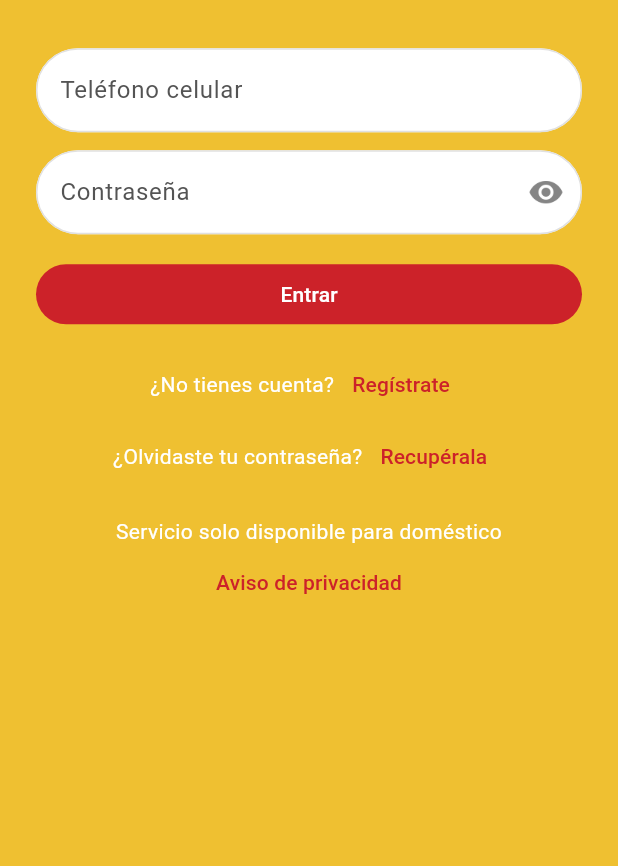
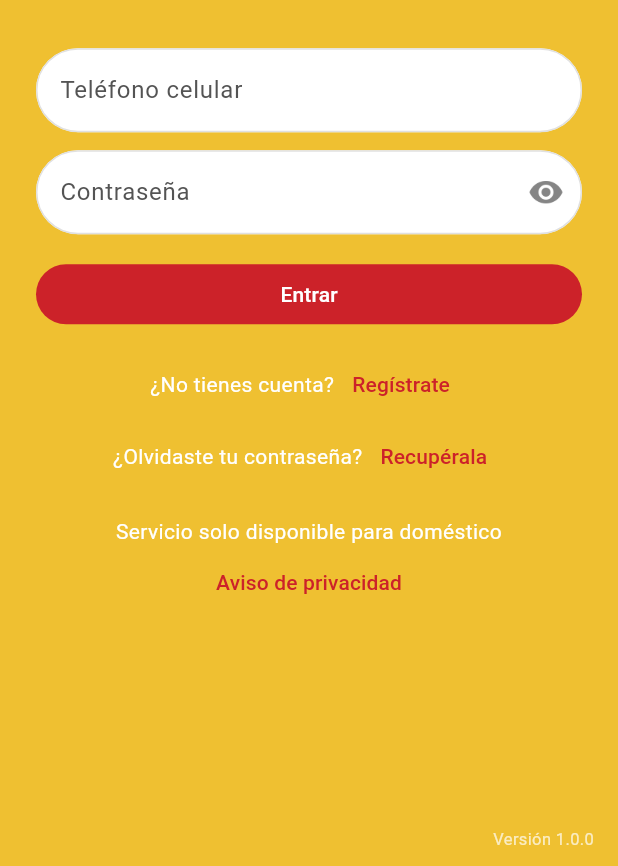
Before and after one commit to awsoftware787/combugas_app_clientes, a Flutter app: the LoginScreen screen opened by its route, on a phone screen of 412 x 824 dp, the part 370-1236 px from its top. Run offline on Flutter 3.47's test engine with Material 3 defaults, Android fonts, the light colour scheme and no system bars; our stand-ins replace flutter_riverpod, geocoding, geolocator, go_router, google_maps_flutter, package_info_plus and 1 more; accounts and stored records are empty.

Commit message:
Se agrega la versión a la app

```diff
--- a/config/dev.json
+++ b/config/dev.json
@@ -1,5 +1,6 @@
 {
   "APP_ENV": "dev",
+  "APP_VERSION": "1.0.0",
   "SERVICE_BASE_URL_DEV": "http://cgtng.sytes.net:8888/wscli/",
   "SOAP_NAMESPACE": "awserver.noip.me:8888/"
 }
--- a/config/dev_local.json
+++ b/config/dev_local.json
@@ -1,5 +1,6 @@
 {
   "APP_ENV": "dev",
+  "APP_VERSION": "1.0.0",
   "SERVICE_BASE_URL_DEV": "http://192.168.100.10:52666/",
   "SOAP_NAMESPACE": "awserver.noip.me:8888/"
 }
--- a/config/prod.json
+++ b/config/prod.json
@@ -1,5 +1,6 @@
 {
   "APP_ENV": "prod",
+  "APP_VERSION": "1.0.0",
   "SERVICE_BASE_URL_PROD": "http://cgtng.sytes.net:8889/wscli/",
   "SOAP_NAMESPACE": "awserver.noip.me:8888/"
 }
--- a/lib/features/auth/screens/login_screen.dart
+++ b/lib/features/auth/screens/login_screen.dart
@@ -7,6 +7,7 @@ import 'package:url_launcher/url_launcher.dart';
 import '../../../core/constants/app_assets.dart';
 import '../../../core/constants/external_urls.dart';
 import '../../../core/theme/app_colors.dart';
+import '../../../shared/widgets/app_version_text.dart';
 import '../controllers/auth_controller.dart';
 import '../models/login_result.dart';
 import '../widgets/phone_input_formatter.dart';
@@ -106,6 +107,9 @@ class _LoginScreenState extends ConsumerState<LoginScreen> {
           ),
         ),
         child: SafeArea(
+          child: Stack(
+            children: [
+              Positioned.fill(
                 child: Center(
                   child: SingleChildScrollView(
                     padding: const EdgeInsets.all(24),
@@ -144,13 +148,16 @@ class _LoginScreenState extends ConsumerState<LoginScreen> {
                               obscureText: !_mostrarContrasena,
                               textInputAction: TextInputAction.done,
                               onFieldSubmitted: (_) => _iniciarSesion(),
-                        decoration: _inputDecoration('Contraseña').copyWith(
+                              decoration: _inputDecoration(
+                                'Contraseña',
+                              ).copyWith(
                                 suffixIcon: IconButton(
                                   tooltip: 'Mostrar contraseña',
                                   onPressed:
                                       () => setState(
                                         () =>
-                                      _mostrarContrasena = !_mostrarContrasena,
+                                            _mostrarContrasena =
+                                                !_mostrarContrasena,
                                       ),
                                   icon: Image.asset(
                                     AppAssets.iconShowPassword,
@@ -230,6 +237,14 @@ class _LoginScreenState extends ConsumerState<LoginScreen> {
                   ),
                 ),
               ),
+              const Positioned(
+                right: 16,
+                bottom: 10,
+                child: AppVersionText(textAlign: TextAlign.right),
+              ),
+            ],
+          ),
+        ),
       ),
     );
   }
--- /dev/null
+++ b/lib/shared/widgets/app_version_text.dart
@@ -0,0 +1,38 @@
+import 'package:flutter/material.dart';
+import 'package:flutter_riverpod/flutter_riverpod.dart';
+
+import '../../core/constants/app_environment.dart';
+
+final appVersionProvider = Provider<Future<String>>((ref) => loadAppVersion());
+
+class AppVersionText extends ConsumerWidget {
+  const AppVersionText({
+    super.key,
+    this.color = Colors.white70,
+    this.textAlign = TextAlign.center,
+  });
+
+  final Color color;
+  final TextAlign textAlign;
+
+  @override
+  Widget build(BuildContext context, WidgetRef ref) => FutureBuilder<String>(
+    future: ref.watch(appVersionProvider),
+    builder: (context, snapshot) {
+      final version = snapshot.data;
+      if (version == null || version.isEmpty) {
+        return const SizedBox.shrink();
+      }
+      return Text(
+        'Versión $version',
+        key: const ValueKey('app-version'),
+        textAlign: textAlign,
+        style: TextStyle(
+          color: color,
+          fontSize: 11,
+          fontWeight: FontWeight.w400,
+        ),
+      );
+    },
+  );
+}
--- a/pubspec.yaml
+++ b/pubspec.yaml
@@ -39,6 +39,7 @@ dependencies:
   http: ^1.6.0
   xml: ^6.5.0
   shared_preferences: ^2.5.3
+  package_info_plus: ^9.0.1
   url_launcher: ^6.3.2
   google_maps_flutter: ^2.14.0
   geolocator: ^14.0.2
```
Also changed, not shown: lib/core/constants/app_environment.dart (+13 -0 lines), lib/features/pedidos/widgets/pedido_drawer.dart (+9 -0 lines), pubspec.lock, 2 other files. Lines whose indentation alone changed are shown as unchanged.
